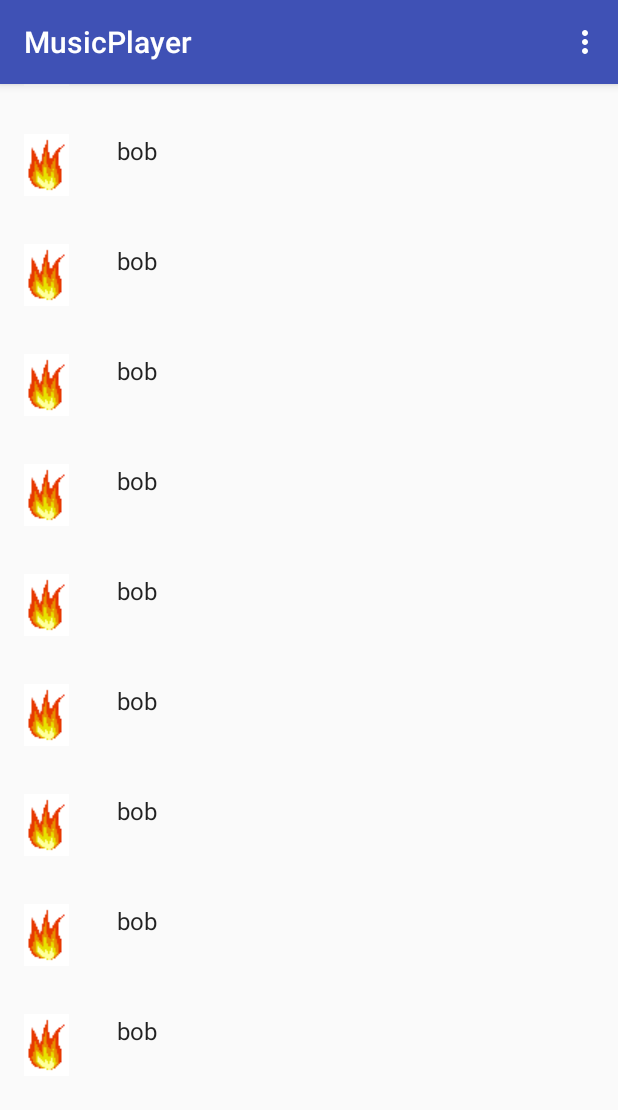
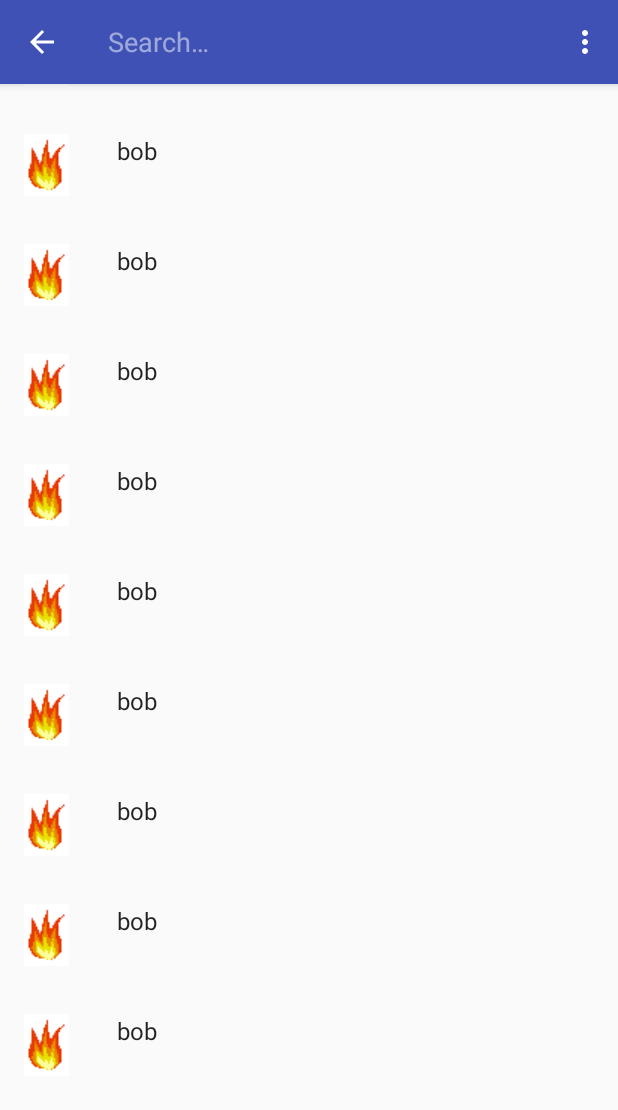
Before and after one commit to ronniemara/music-player, an Android app: the screen it shows after launch (MainActivity), after a tap on "bob", on a phone screen of 412 x 824 dp. Shown: the top 1110 px of the screen. Run offline under Robolectric (Android 15) with nearby library versions, the phone set to English and light mode, and no system bars; our stand-ins replace Picasso; pictures from the network do not load; 5 statements that could not run were skipped; 1 other tap on this screen came first.

Commit message:
added searchview to toolbar

```diff
--- a/mobile/src/main/java/com/whitecloud/ron/musicplayer/ArtistsFragment.java
+++ b/mobile/src/main/java/com/whitecloud/ron/musicplayer/ArtistsFragment.java
@@ -10,11 +10,16 @@ import android.os.Binder;
 import android.os.Bundle;
 import android.os.IBinder;
 import android.support.v4.app.Fragment;
+import android.support.v4.view.MenuItemCompat;
 import android.support.v7.widget.GridLayoutManager;
 import android.support.v7.widget.LinearLayoutManager;
 import android.support.v7.widget.RecyclerView;
 import android.support.v7.widget.SearchView;
+import android.util.Log;
 import android.view.LayoutInflater;
+import android.view.Menu;
+import android.view.MenuInflater;
+import android.view.MenuItem;
 import android.view.View;
 import android.view.ViewGroup;
 import android.widget.Toast;
@@ -39,9 +44,12 @@ public class ArtistsFragment extends Fragment {
     private OnListFragmentInteractionListener mListener;
     private List<Artist> mArtists;
 
+    private final String TAG = ArtistsFragment.class.getSimpleName();
+
     private MusicService mMusicService;
     private MusicService.LocalBInder mBinder;
     private boolean isBound = false;
+    private SearchView mSearchView;
 
     /**
      * Mandatory empty constructor for the fragment manager to instantiate the
@@ -63,6 +71,8 @@ public class ArtistsFragment extends Fragment {
     public ServiceConnection mSrvcCxn = new ServiceConnection() {
         @Override
         public void onServiceConnected(ComponentName name, IBinder service) {
+
+            Log.i(TAG, "onServiceConnected");
             mBinder = (MusicService.LocalBInder) service;
             mMusicService= mBinder.getService();
             isBound = true;
@@ -92,37 +102,50 @@ public class ArtistsFragment extends Fragment {
             mArtists.add(new Artist("bob", "jkhsdfjkfsd", "kjfskjlfsd"));
 
         }
+
+        setHasOptionsMenu(true);
+    }
+
+    @Override
+    public void onCreateOptionsMenu(Menu menu, MenuInflater inflater) {
+
+
+        getActivity().getMenuInflater().inflate(R.menu.artist_search, menu);
+
+        MenuItem searchItem = menu.findItem(R.id.action_search);
+
+        mSearchView= (SearchView) MenuItemCompat.getActionView(searchItem);
+        mSearchView.setOnQueryTextListener(new SearchView.OnQueryTextListener() {
+            @Override
+            public boolean onQueryTextSubmit(String query) {
+                mSearchView.clearFocus();
+
+                boolean isConnected = isConnected();
+
+                if (isConnected) {
+                    mArtists =mMusicService.getArtists(query);
+                } else {
+                    Toast.makeText(getActivity(), "There is no internet connection." +
+                            " Please try again when you have access to the internet.",
+                            Toast.LENGTH_SHORT).show();
+                }
+                return true;
+            }
+
+            @Override
+            public boolean onQueryTextChange(String newText) {
+                return false;
+            }
+        });
+
+        super.onCreateOptionsMenu(menu, inflater);
+
     }
 
     @Override
     public View onCreateView(LayoutInflater inflater, ViewGroup container,
                              Bundle savedInstanceState) {
         View view = inflater.inflate(R.layout.fragment_artists_list, container, false);
-
-//        final SearchView searchView = (SearchView) view.findViewById(R.id.search_view);
-//        searchView.setOnQueryTextListener(new SearchView.OnQueryTextListener() {
-//            @Override
-//            public boolean onQueryTextSubmit(String query) {
-//                searchView.clearFocus();
-//
-//                boolean isConnected = isConnected();
-//
-//                if (isConnected) {
-//                    mArtists =mMusicService.getArtists(query);
-//                } else {
-//                    Toast.makeText(getActivity(), "There is no internet connection." +
-//                            " Please try again when you have access to the internet.",
-//                            Toast.LENGTH_SHORT).show();
-//                }
-//                return true;
-//            }
-//
-//            @Override
-//            public boolean onQueryTextChange(String newText) {
-//                return false;
-//            }
-//        });
-//
 
         // Set the adapter
         if (view instanceof RecyclerView) {
--- /dev/null
+++ b/mobile/src/main/res/menu/artist_search.xml
@@ -0,0 +1,11 @@
+<?xml version="1.0" encoding="utf-8"?>
+<menu xmlns:android="http://schemas.android.com/apk/res/android"
+    xmlns:app="http://schemas.android.com/apk/res-auto">
+<item android:id="@+id/action_search"
+    android:title="SearchArtists"
+    android:icon="@android:drawable/ic_menu_search"
+    app:showAsAction="ifRoom|collapseActionView"
+    app:actionViewClass="android.support.v7.widget.SearchView">
+
+</item>
+</menu>
```
